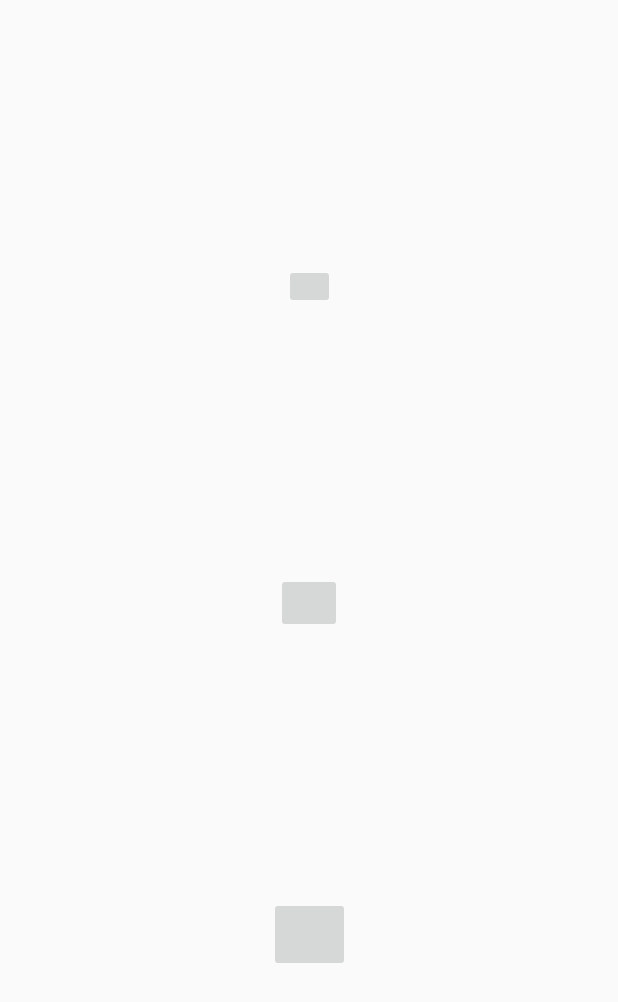
After one commit to liguopengbenli/drawingAPP, an Android app: the layout dialog_brush_size.xml on its own in the app's theme, with its tools: preview values and no code run, on a phone screen of 412 x 824 dp. The commit adds this screen. Shown: the top 1002 px of the screen. Run offline under Robolectric (Android 15) with nearby library versions, the phone set to English and light mode, and no system bars.

Commit message:
add button layout to change pencil size

```diff
--- a/app/build.gradle
+++ b/app/build.gradle
@@ -8,7 +8,7 @@ android {
 
     defaultConfig {
         applicationId "com.example.kidsdrawingapp"
-        minSdkVersion 21
+        minSdkVersion 24
         targetSdkVersion 29
         versionCode 1
         versionName "1.0"
--- /dev/null
+++ b/app/src/main/res/drawable-v24/large.xml
@@ -0,0 +1,12 @@
+<?xml version="1.0" encoding="utf-8"?>
+<shape xmlns:android="http://schemas.android.com/apk/res/android"
+    android:dither = "true"
+    android:shape="oval"
+    >
+    <size
+        android:height="30dp"
+        android:width="30dp"
+        />
+
+    <solide android:color="#FF666666" />
+</shape>
--- /dev/null
+++ b/app/src/main/res/drawable-v24/medium.xml
@@ -0,0 +1,12 @@
+<?xml version="1.0" encoding="utf-8"?>
+<shape xmlns:android="http://schemas.android.com/apk/res/android"
+    android:dither = "true"
+    android:shape="oval"
+    >
+    <size
+        android:height="20dp"
+        android:width="20dp"
+        />
+
+    <solide android:color="#FF666666" />
+</shape>
--- /dev/null
+++ b/app/src/main/res/drawable/small.xml
@@ -0,0 +1,12 @@
+<?xml version="1.0" encoding="utf-8"?>
+<shape xmlns:android="http://schemas.android.com/apk/res/android"
+    android:dither = "true"
+    android:shape="oval"
+    >
+    <size
+        android:height="10dp"
+        android:width="10dp"
+        />
+
+    <solide android:color="#FF666666" />
+</shape>
--- /dev/null
+++ b/app/src/main/res/layout/dialog_brush_size.xml
@@ -0,0 +1,47 @@
+<?xml version="1.0" encoding="utf-8"?>
+<androidx.constraintlayout.widget.ConstraintLayout xmlns:android="http://schemas.android.com/apk/res/android"
+    android:layout_width="match_parent"
+    android:layout_height="match_parent"
+    xmlns:app="http://schemas.android.com/apk/res-auto"
+    android:gravity="center"
+    android:orientation="vertical">
+
+    <ImageButton
+        android:id="@+id/ib_small_brush"
+        android:layout_width="wrap_content"
+        android:layout_height="wrap_content"
+        android:contentDescription="image_small"
+        android:src="@drawable/small"
+        app:layout_constraintTop_toTopOf="parent"
+        app:layout_constraintRight_toRightOf="parent"
+        app:layout_constraintLeft_toLeftOf="parent"
+        app:layout_constraintBottom_toTopOf="@+id/ib_medium_brush"
+        />
+
+    <ImageButton
+        android:id="@+id/ib_medium_brush"
+        android:layout_width="wrap_content"
+        android:layout_height="wrap_content"
+        android:contentDescription="image_medium"
+        android:src="@drawable/medium"
+        app:layout_constraintBottom_toTopOf="@+id/ib_large_brush"
+        app:layout_constraintRight_toRightOf="parent"
+        app:layout_constraintLeft_toLeftOf="parent"
+        app:layout_constraintTop_toBottomOf="@+id/ib_small_brush"
+        />
+
+    <ImageButton
+        android:id="@+id/ib_large_brush"
+        android:layout_width="wrap_content"
+        android:layout_height="wrap_content"
+        android:contentDescription="image_large"
+        android:src="@drawable/large"
+        app:layout_constraintBottom_toBottomOf="parent"
+        app:layout_constraintRight_toRightOf="parent"
+        app:layout_constraintLeft_toLeftOf="parent"
+        app:layout_constraintTop_toBottomOf="@+id/ib_medium_brush"
+        />
+
+
+
+</androidx.constraintlayout.widget.ConstraintLayout>
```
Also changed, not shown: app/src/main/java/com/example/kidsdrawingapp/DrawingView.kt (+5 -9 lines), app/src/main/java/com/example/kidsdrawingapp/MainActivity.kt (+30 -0 lines), app/src/main/res/layout/activity_main.xml (+17 -1 lines), app/src/main/res/drawable-v24/ic_brush.png (added).
